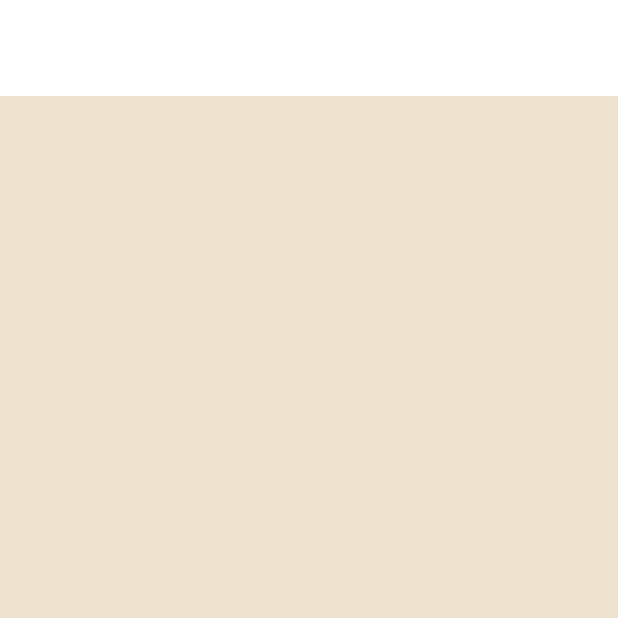
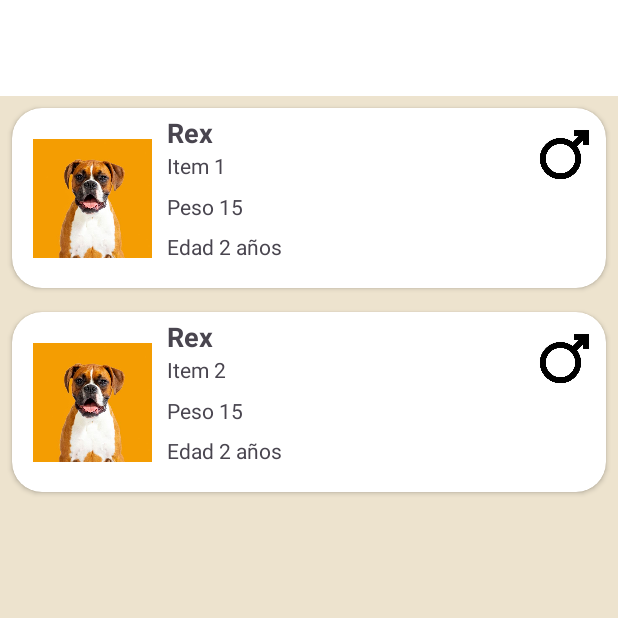
Before and after one commit to nordin001/IOT_Petcare, an Android app: the HomeActivity screen opened directly, with no data from a screen before it, on a phone screen of 412 x 824 dp, the top half of it. Run offline under Robolectric (Android 15) with nearby library versions, the phone set to English and light mode, and no system bars.

Commit message:
ptobar commit de main activity

```diff
--- a/app/src/main/AndroidManifest.xml
+++ b/app/src/main/AndroidManifest.xml
@@ -3,6 +3,7 @@
     xmlns:tools="http://schemas.android.com/tools">
 
     <application
+        android:name="Aplicacion"
         android:allowBackup="true"
         android:dataExtractionRules="@xml/data_extraction_rules"
         android:fullBackupContent="@xml/backup_rules"
@@ -34,6 +35,7 @@
             android:label="PetCare"
             android:theme="@style/Theme.AppCompat.Light.Dialog"/>
         <activity android:name=".HomeActivity" />
+
     </application>
 
 </manifest>
--- a/app/src/main/java/com/example/sprint_1_nuevo_15/HomeActivity.java
+++ b/app/src/main/java/com/example/sprint_1_nuevo_15/HomeActivity.java
@@ -1,5 +1,6 @@
 package com.example.sprint_1_nuevo_15;
 
+import android.content.Intent;
 import android.os.Bundle;
 
 import androidx.appcompat.app.AppCompatActivity;
@@ -17,27 +18,27 @@ import androidx.annotation.NonNull;
 import android.content.Context;
 
 import java.util.ArrayList;
+import java.util.List;
 
 public class HomeActivity extends AppCompatActivity {
 
-    private RecyclerView recyclerView;
-    private MyAdapter adapter;
-    private ArrayList<DataModel> dataList; // Replace YourDataModel with your actual data model class
 
-    @Override
-    protected void onCreate(Bundle savedInstanceState) {
-        super.onCreate(savedInstanceState);
-        setContentView(R.layout.home);
+        private RecyclerView mRecyclerView;
+        private MyAdapter mAdapter;
 
-        //----------------RECYCLER VIEW-------------------------
+        @Override
+        protected void onCreate(Bundle savedInstanceState) {
+            super.onCreate(savedInstanceState);
+            setContentView(R.layout.home);
 
-        recyclerView = findViewById(R.id.recycler_view);
-        recyclerView.setLayoutManager(new LinearLayoutManager(this));
-        adapter = new MyAdapter(this, dataList);
-        recyclerView.setAdapter(adapter);
-        recyclerView.setHasFixedSize(true);
+            mRecyclerView = findViewById(R.id.recycler_view);
+            mRecyclerView.setLayoutManager(new LinearLayoutManager(this));
 
-        //---------------------------------------------------
+            List<String> data = new ArrayList<>();
+            data.add("Item 1");
+            data.add("Item 2");
+
+            mAdapter = new MyAdapter(this, data);
+            mRecyclerView.setAdapter(mAdapter);
+        }
     }
-
-}
--- a/app/src/main/java/com/example/sprint_1_nuevo_15/MyAdapter.java
+++ b/app/src/main/java/com/example/sprint_1_nuevo_15/MyAdapter.java
@@ -1,97 +1,55 @@
 package com.example.sprint_1_nuevo_15;
 
-import android.content.Context;
 import android.view.LayoutInflater;
 import android.view.View;
 import android.view.ViewGroup;
 import android.widget.ImageView;
+import android.widget.RatingBar;
 import android.widget.TextView;
 
-import androidx.annotation.NonNull;
 import androidx.recyclerview.widget.RecyclerView;
+import java.util.List;
+import android.content.Context;
 
-import java.util.ArrayList;
-
-import  com.example.sprint_1_nuevo_15.databinding.ElementoListaBinding;
 
 
 public class MyAdapter extends RecyclerView.Adapter<MyAdapter.ViewHolder> {
 
-    private final Context context;
-    private final ArrayList<DataModel> data;
-    protected View.OnClickListener onClickListener;
+        private List<String> mData;
+        private LayoutInflater mInflater;
 
-    public MyAdapter(Context context, ArrayList<DataModel> data) {
-        this.context = context;
-        this.data = data;
+        public MyAdapter(Context context, List<String> data) {
+            this.mInflater = LayoutInflater.from(context);
+            this.mData = data;
         }
-    /*
-    @NonNull
+
         @Override
-    public ViewHolder onCreateViewHolder(@NonNull ViewGroup parent, int viewType) {
-        View view = LayoutInflater.from(context).inflate(R.layout.elemento_lista, parent, false);
+        public ViewHolder onCreateViewHolder(ViewGroup parent, int viewType) {
+            View view = mInflater.inflate(R.layout.elemento_lista, parent, false);
             return new ViewHolder(view);
         }
 
-     */
-
-
-
         @Override
-    public void onBindViewHolder(@NonNull ViewHolder holder, int position) {
-        DataModel item = data.get(position);
-
-        // Bind data to the views in elemento_lista layout
-        holder.nombreTextView.setText(item.getNombre());
-        holder.direccionTextView.setText(item.getDireccion());
-        holder.direccion2TextView.setText(item.getDireccion2());
-        holder.direccion3TextView.setText(item.getDireccion3());
-
-        // You can load images using a library like Picasso or Glide
-        // For example, if you're using Picasso:
-        // Picasso.get().load(item.getImagenUrl()).into(holder.fotoImageView);
+        public void onBindViewHolder(ViewHolder holder, int position) {
+            String item = mData.get(position);
+            holder.myTextView.setText(item);
         }
 
         @Override
         public int getItemCount() {
-        return data.size();
+            return mData.size();
         }
 
-    public static class ViewHolder extends RecyclerView.ViewHolder {
-        public TextView nombreTextView;
-        public TextView direccionTextView;
-       public TextView direccion2TextView;
-        public TextView direccion3TextView;
-       public ImageView fotoImageView;
-
-     /*   public ViewHolder(@NonNull View itemView) {
+        public class ViewHolder extends RecyclerView.ViewHolder {
+            TextView myTextView;
+            public TextView nombre, direccion;
+            public ImageView foto;
+            public RatingBar valoracion;
+            ViewHolder(View itemView) {
                 super(itemView);
-            nombreTextView = itemView.findViewById(R.id.nombre);
-            direccionTextView = itemView.findViewById(R.id.direccion);
-            direccion2TextView = itemView.findViewById(R.id.direccion2);
-            direccion3TextView = itemView.findViewById(R.id.direccion3);
-            fotoImageView = itemView.findViewById(R.id.foto);
-        }
-
-      */
-        public ViewHolder(ElementoListaBinding itemView) {
-            super(itemView.getRoot());
-            nombreTextView = itemView.nombre;
-            direccionTextView = itemView.direccion;
-            fotoImageView  = itemView.foto;
+                 myTextView = itemView.findViewById(R.id.direccion2);
+                 myTextView = itemView.findViewById(R.id.direccion);
+                 foto = itemView.findViewById(R.id.foto);
             }
         }
-    // Creamos el ViewHolder con la vista de un elemento sin personalizar
-    @Override
-    public ViewHolder onCreateViewHolder(ViewGroup parent, int viewType) {
-        ElementoListaBinding binding = ElementoListaBinding.inflate(LayoutInflater.from(parent.getContext()), parent, false);
-        binding.getRoot().setOnClickListener(onClickListener); // Set the click listener on the root view
-
-        return new ViewHolder(binding);
     }
-
-    // Para poder modificar el protected View.OnClickListener onClickListener
-    public void setOnItemClickListener(View.OnClickListener onClickListener) {
-        this.onClickListener = onClickListener;
-    }
-}
```
Lines whose indentation alone changed are shown as unchanged.
